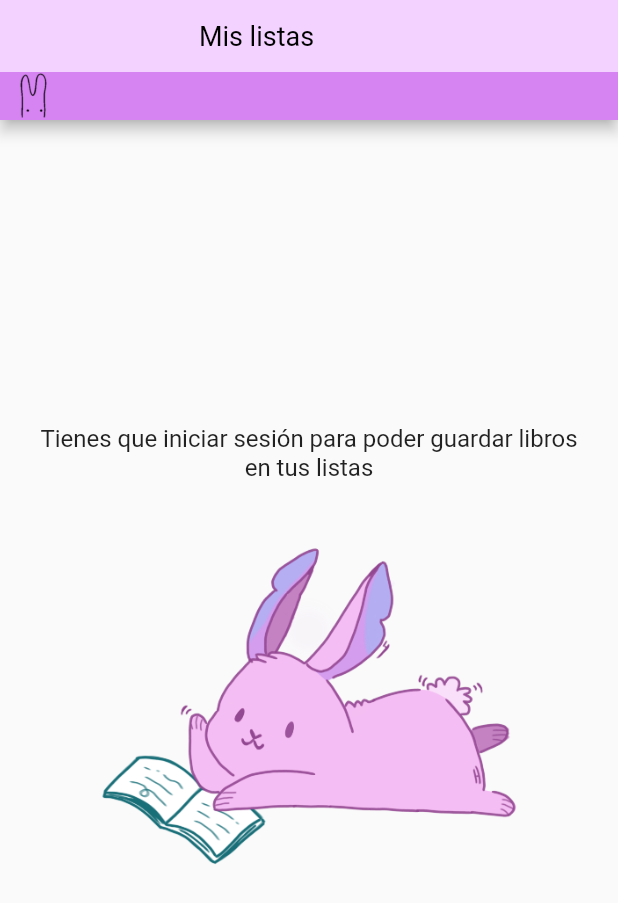
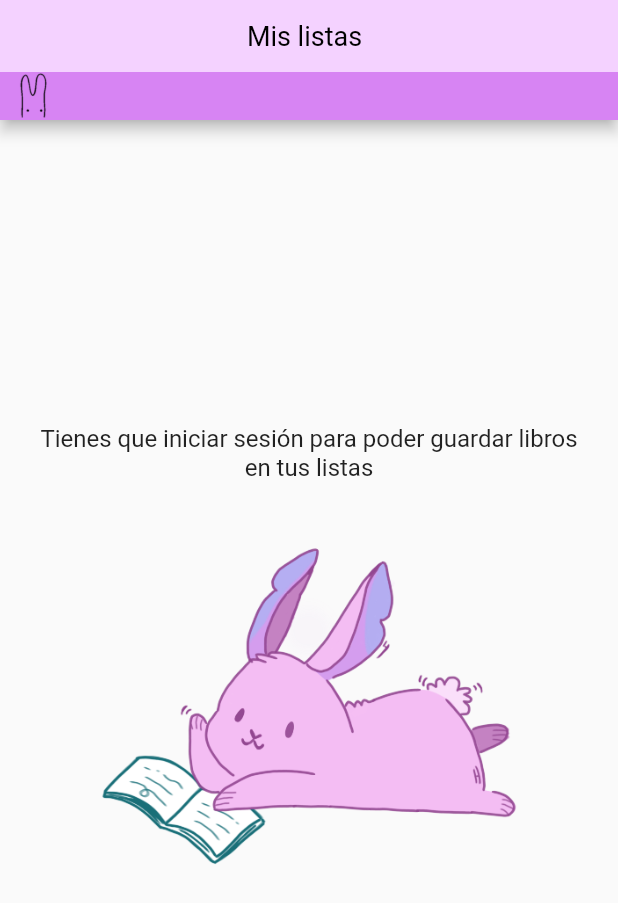
Before and after one commit to rodrigo-zamora/Libgloss, a Flutter app: the BookTracker screen opened by its route, on a phone screen of 412 x 824 dp. Shown: the top 903 px of the screen. Run offline on Flutter 3.47's test engine with Material 2 defaults, Android fonts, the phone set to English and light mode, and no system bars; our stand-ins replace animated_text_kit, bloc, cached_network_image, cloud_firestore, equatable, firebase_auth and 15 more; missing offline and left inert: mobile_scanner; accounts and stored records are empty; network calls fail; project files that could hold a hidden picture were left out.

Commit message:
Fixed search bar titles

```diff
--- a/libgloss/lib/widgets/shared/search_appbar.dart
+++ b/libgloss/lib/widgets/shared/search_appbar.dart
@@ -124,12 +124,17 @@ class SearchAppBar extends StatelessWidget {
     if (!_showSearchField)
       return Container(
         alignment: Alignment.center,
+        child: Padding(
+          padding: _backButton
+              ? EdgeInsets.only(right: 36)
+              : EdgeInsets.only(left: 64),
           child: Text(
             _title!,
             style: TextStyle(
               color: Colors.black,
               fontSize: 18,
               fontWeight: FontWeight.w400,
+            ),
           ),
         ),
       );
```
Also changed, not shown: libgloss/lib/screens/used_books/used_book_add.dart (+7 -2 lines). Lines whose indentation alone changed are shown as unchanged.
